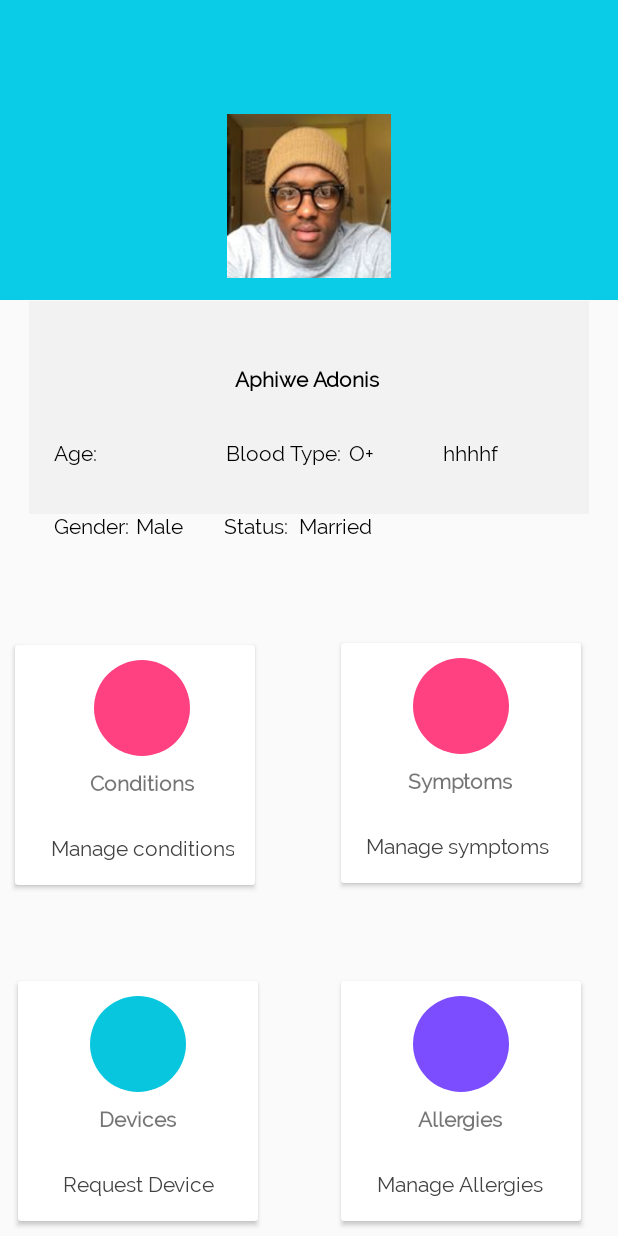
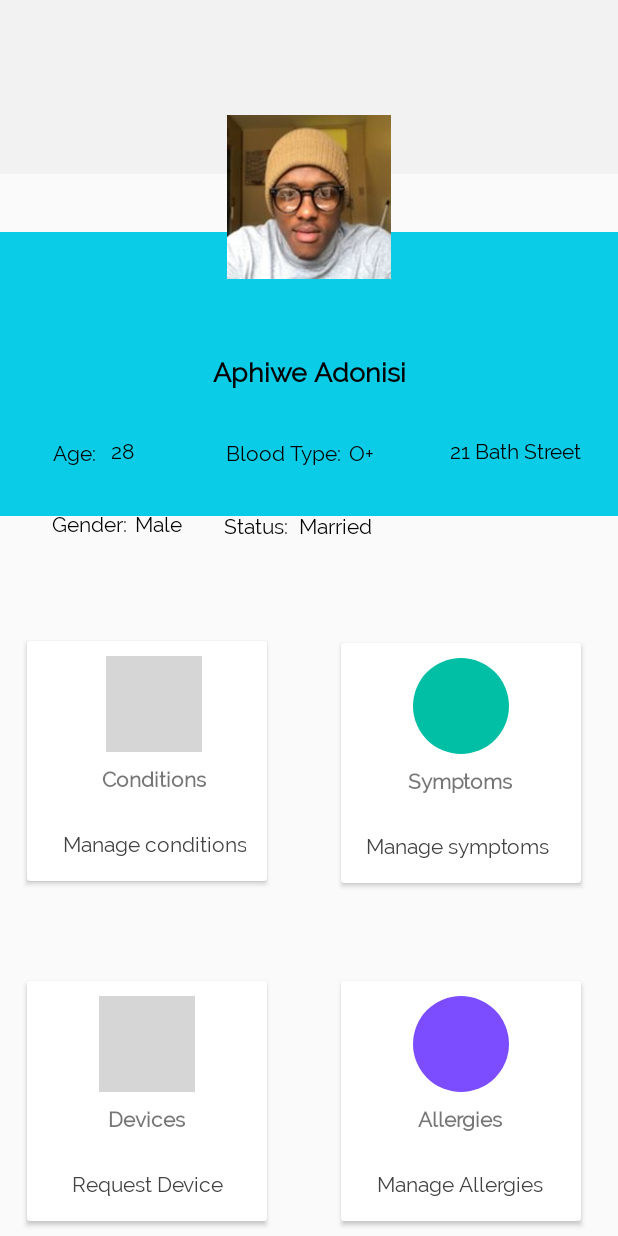
Before and after one commit to Ibitech2018/ehr, an Android app: the layout activity_dashboard.xml on its own in the app's theme, with its tools: preview values and no code run, on a phone screen of 412 x 824 dp. Run offline under Robolectric (Android 15) with nearby library versions, the phone set to English and light mode, and no system bars; grey boxes are pictures that could not be loaded.

Commit message:
Revamp dashboard

```diff
--- a/app/src/main/res/layout/activity_dashboard.xml
+++ b/app/src/main/res/layout/activity_dashboard.xml
@@ -11,11 +11,12 @@
     <LinearLayout
         android:id="@+id/linearLayout2"
         android:layout_width="match_parent"
-        android:layout_height="200dp"
-        android:background="@color/endblue"
+        android:layout_height="116dp"
+        android:background="@color/snow"
         android:orientation="vertical">
 
     </LinearLayout>
+
     <android.support.constraint.Guideline
         android:id="@+id/guideline"
         android:layout_width="wrap_content"
@@ -34,26 +35,25 @@
 
     <View
         android:id="@+id/view"
-        android:layout_width="373dp"
-        android:layout_height="142dp"
+        android:layout_width="match_parent"
+        android:layout_height="189dp"
         android:layout_marginBottom="8dp"
         android:layout_marginTop="8dp"
         android:background="@color/colorPrimaryDark"
-        android:backgroundTint="@color/snow"
+        android:backgroundTint="@color/endblue"
         app:layout_constraintBottom_toBottomOf="parent"
         app:layout_constraintEnd_toEndOf="parent"
+        app:layout_constraintHorizontal_bias="0.0"
         app:layout_constraintStart_toStartOf="parent"
         app:layout_constraintTop_toTopOf="parent"
-        app:layout_constraintVertical_bias="0.289">
-
+        app:layout_constraintVertical_bias="0.237">
 
     </View>
 
     <ImageView
-        android:id="@+id/proPic"
+        android:id="@+id/imgProfilePic"
         android:layout_width="0dp"
         android:layout_height="109dp"
-        android:layout_marginBottom="8dp"
         android:layout_marginEnd="8dp"
         android:layout_marginLeft="8dp"
         android:layout_marginRight="8dp"
@@ -71,15 +71,15 @@
     <TextView
         android:id="@+id/tvName"
         android:layout_width="wrap_content"
-        android:layout_height="17dp"
+        android:layout_height="wrap_content"
         android:layout_marginBottom="8dp"
         android:layout_marginEnd="8dp"
         android:layout_marginLeft="8dp"
         android:layout_marginRight="8dp"
         android:layout_marginStart="8dp"
-        android:layout_marginTop="8dp"
-        android:text="Aphiwe Adonis "
+        android:text="Aphiwe Adonisi"
         android:textAlignment="center"
+        android:textSize="18sp"
         android:textColor="@android:color/black"
         android:textStyle="bold"
         app:layout_constraintBottom_toBottomOf="parent"
@@ -89,8 +89,8 @@
         app:layout_constraintTop_toTopOf="parent"
         app:layout_constraintVertical_bias="0.299" />
 
+
     <ImageView
-
 
         android:id="@+id/imageView2"
         android:layout_width="34dp"
@@ -103,10 +103,10 @@
         android:layout_marginTop="8dp"
         app:layout_constraintBottom_toBottomOf="parent"
         app:layout_constraintEnd_toEndOf="parent"
-        app:layout_constraintHorizontal_bias="0.874"
+        app:layout_constraintHorizontal_bias="0.977"
         app:layout_constraintStart_toStartOf="parent"
         app:layout_constraintTop_toTopOf="parent"
-        app:layout_constraintVertical_bias="0.344"
+        app:layout_constraintVertical_bias="0.204"
         tools:ignore="VectorDrawableCompat" />
 
     <TextView
@@ -119,7 +119,7 @@
         android:layout_marginRight="8dp"
         android:layout_marginStart="8dp"
         android:layout_marginTop="8dp"
-        android:text="Age:"
+        android:text="Age: "
         android:textColor="@android:color/black"
         app:layout_constraintBottom_toBottomOf="parent"
         app:layout_constraintEnd_toEndOf="parent"
@@ -142,10 +142,10 @@
         android:textColor="@android:color/black"
         app:layout_constraintBottom_toBottomOf="parent"
         app:layout_constraintEnd_toEndOf="parent"
-        app:layout_constraintHorizontal_bias="0.081"
+        app:layout_constraintHorizontal_bias="0.078"
         app:layout_constraintStart_toStartOf="parent"
         app:layout_constraintTop_toTopOf="parent"
-        app:layout_constraintVertical_bias="0.423" />
+        app:layout_constraintVertical_bias="0.421" />
 
     <TextView
         android:id="@+id/tvBlood"
@@ -196,14 +196,14 @@
         android:layout_marginRight="8dp"
         android:layout_marginStart="8dp"
         android:layout_marginTop="8dp"
-        android:text="hhhhf"
+        android:text="21 Bath Street"
         android:textColor="@android:color/black"
         app:layout_constraintBottom_toBottomOf="parent"
         app:layout_constraintEnd_toEndOf="parent"
-        app:layout_constraintHorizontal_bias="0.8"
+        app:layout_constraintHorizontal_bias="0.947"
         app:layout_constraintStart_toStartOf="parent"
         app:layout_constraintTop_toTopOf="parent"
-        app:layout_constraintVertical_bias="0.361" />
+        app:layout_constraintVertical_bias="0.36" />
 
     <TextView
         android:id="@+id/age"
@@ -215,19 +215,17 @@
         android:layout_marginRight="8dp"
         android:layout_marginStart="8dp"
         android:layout_marginTop="8dp"
-        android:text=""
+        android:text="28"
         android:textColor="@android:color/black"
         app:layout_constraintBottom_toBottomOf="parent"
         app:layout_constraintEnd_toEndOf="parent"
-        app:layout_constraintHorizontal_bias="0.155"
+        app:layout_constraintHorizontal_bias="0.174"
         app:layout_constraintStart_toStartOf="parent"
         app:layout_constraintTop_toTopOf="parent"
-        app:layout_constraintVertical_bias="0.361" />
+        app:layout_constraintVertical_bias="0.36" />
 
     <TextView
         android:id="@+id/gender"
-
-
         android:layout_width="wrap_content"
         android:layout_height="wrap_content"
         android:layout_marginBottom="8dp"
@@ -240,10 +238,10 @@
         android:textColor="@android:color/black"
         app:layout_constraintBottom_toBottomOf="parent"
         app:layout_constraintEnd_toEndOf="parent"
-        app:layout_constraintHorizontal_bias="0.226"
+        app:layout_constraintHorizontal_bias="0.225"
         app:layout_constraintStart_toStartOf="parent"
         app:layout_constraintTop_toTopOf="parent"
-        app:layout_constraintVertical_bias="0.423" />
+        app:layout_constraintVertical_bias="0.421" />
 
     <TextView
         android:id="@+id/bloodType"
@@ -282,6 +280,7 @@
         app:layout_constraintStart_toStartOf="parent"
         app:layout_constraintTop_toTopOf="parent"
         app:layout_constraintVertical_bias="0.423" />
+
     <LinearLayout
         android:layout_width="match_parent"
         android:layout_height="wrap_content"
@@ -289,8 +288,9 @@
         android:gravity="center"
         android:orientation="horizontal" />
 
+    <!-- CARD VIEWS -->
     <android.support.v7.widget.CardView
-        android:id="@+id/cardView"
+        android:id="@+id/cvConditions"
         android:layout_width="160dp"
         android:layout_height="160dp"
         android:layout_margin="10dp"
@@ -304,25 +304,27 @@
         android:foreground="?android:attr/selectableItemBackground"
         app:layout_constraintBottom_toBottomOf="parent"
         app:layout_constraintEnd_toEndOf="parent"
-        app:layout_constraintHorizontal_bias="0.0"
+        app:layout_constraintHorizontal_bias="0.034"
         app:layout_constraintStart_toStartOf="parent"
         app:layout_constraintTop_toTopOf="parent"
-        app:layout_constraintVertical_bias="0.652">
+        app:layout_constraintVertical_bias="0.648">
 
 
         <LinearLayout
+            android:id="@+id/manageCondition"
             android:layout_width="170dp"
             android:layout_height="match_parent"
             android:gravity="center"
-            android:orientation="vertical"
-            android:id="@+id/manageCondition">
+            android:orientation="vertical">
 
 
             <ImageView
                 android:layout_width="64dp"
                 android:layout_height="64dp"
-                android:background="@drawable/circlecondition">
-
+                android:background="@drawable/circlecondition"
+                android:padding="8dp"
+                android:src="@drawable/wstethoscope_condition"
+                android:scaleType="centerCrop">
 
             </ImageView>
 
@@ -363,7 +365,7 @@
 
 
     <android.support.v7.widget.CardView
-        android:id="@+id/cardView2"
+        android:id="@+id/cvSymptoms"
         android:layout_width="160dp"
         android:layout_height="160dp"
         android:layout_margin="10dp"
@@ -393,11 +395,9 @@
             <ImageView
                 android:layout_width="64dp"
                 android:layout_height="64dp"
-                android:background="@drawable/circlecondition"
-                >
-
-
-            </ImageView>
+                android:background="@drawable/circlesymptoms"
+                android:padding="8dp"
+                />
 
 
             <TextView
@@ -436,6 +436,7 @@
 
 
     <android.support.v7.widget.CardView
+        android:id="@+id/cvDevices"
         android:layout_width="160dp"
         android:layout_height="160dp"
         android:layout_margin="10dp"
@@ -449,7 +450,7 @@
         android:foreground="?android:attr/selectableItemBackground"
         app:layout_constraintBottom_toBottomOf="parent"
         app:layout_constraintEnd_toEndOf="parent"
-        app:layout_constraintHorizontal_bias="0.008"
+        app:layout_constraintHorizontal_bias="0.034"
         app:layout_constraintStart_toStartOf="parent"
         app:layout_constraintTop_toTopOf="parent"
         app:layout_constraintVertical_bias="1.0">
@@ -466,7 +467,8 @@
                 android:layout_width="64dp"
                 android:layout_height="64dp"
                 android:background="@drawable/circledevice"
-                >
+                android:padding="8dp"
+                android:src="@drawable/hearing_aid_devices">
 
 
             </ImageView>
@@ -508,6 +510,7 @@
 
 
     <android.support.v7.widget.CardView
+        android:id="@+id/cvAllergies"
         android:layout_width="160dp"
         android:layout_height="160dp"
         android:layout_margin="10dp"
@@ -538,11 +541,7 @@
                 android:layout_width="64dp"
                 android:layout_height="64dp"
                 android:background="@drawable/circleallergy"
-                >
-
-
-            </ImageView>
-
+                android:padding="8dp" />
 
             <TextView
                 android:layout_width="wrap_content"
@@ -570,4 +569,6 @@
 
         </LinearLayout>
     </android.support.v7.widget.CardView>
+
+
 </android.support.constraint.ConstraintLayout>
--- a/app/src/main/res/layout/activity_login.xml
+++ b/app/src/main/res/layout/activity_login.xml
@@ -108,7 +108,8 @@
             app:layout_constraintStart_toStartOf="@+id/etPassword"
             app:layout_constraintTop_toTopOf="parent"
             tools:ignore="MissingConstraints"
-            android:focusable="true" />
+            android:focusable="true"
+            tools:targetApi="jelly_bean" />
     </android.support.constraint.ConstraintLayout>
 
     <Button
```
Also changed, not shown: app/src/main/AndroidManifest.xml (+14 -9 lines), app/src/main/java/com/divide/ibitech/divide_ibitech/Pop.java (deleted, +0 -27 lines), app/src/main/java/com/divide/ibitech/divide_ibitech/dashboard.java (+14 -7 lines), app/src/main/res/layout/popup_condition.xml (deleted, +0 -28 lines).
